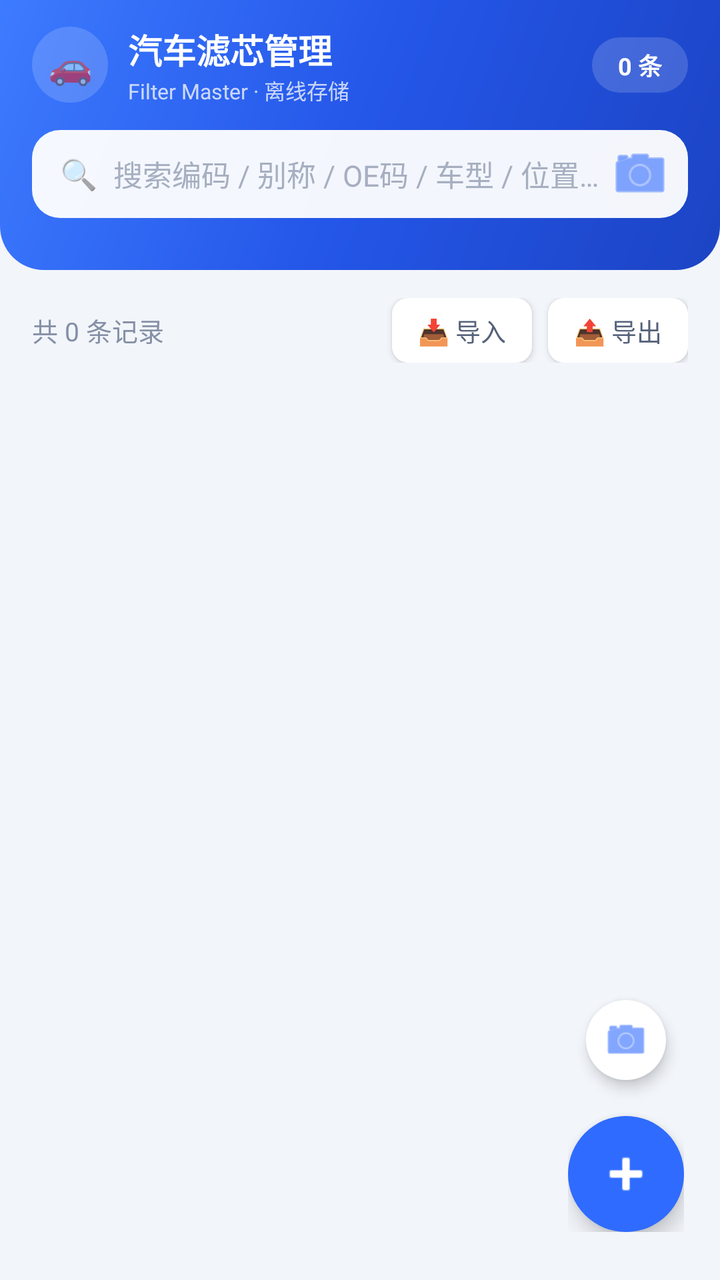
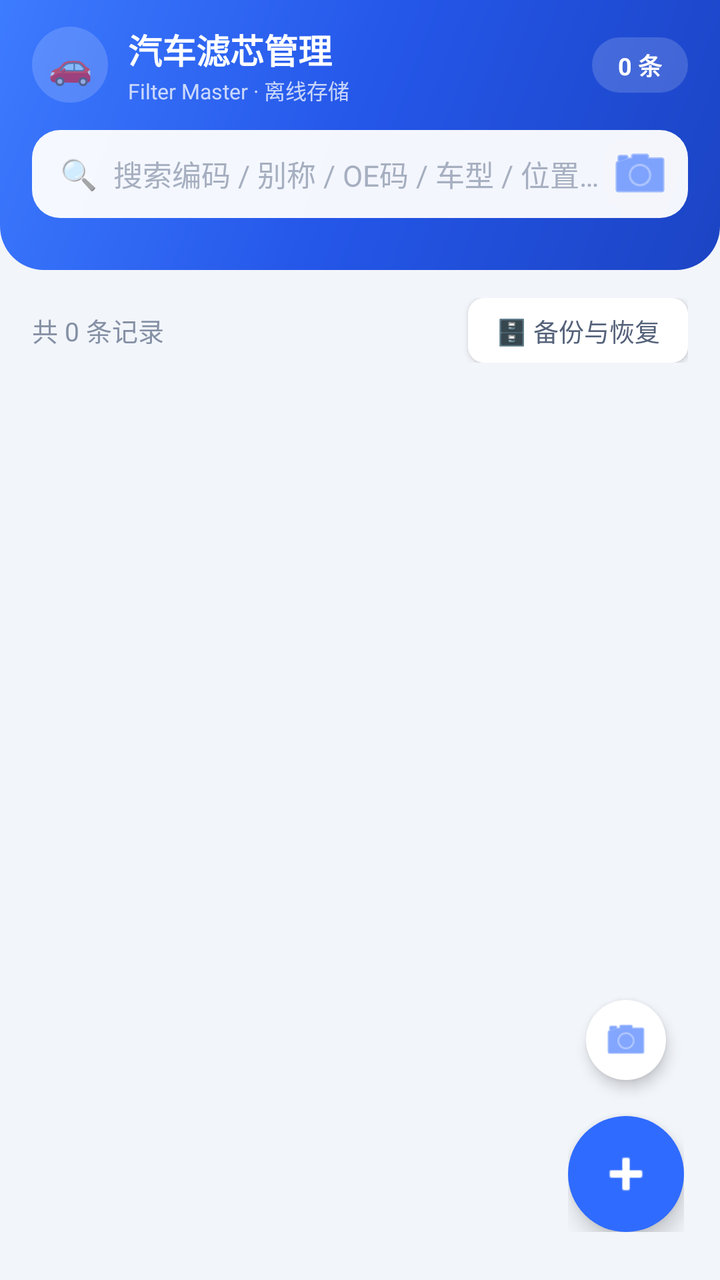

Two renders of the same Android screen: before a commit and after it. Below are the layout's source before the change and the commit's diff.
<!-- AndroidManifest.xml: application theme Theme.FilterMaster -->
<!-- res/layout/activity_main.xml -->
<?xml version="1.0" encoding="utf-8"?>
<androidx.coordinatorlayout.widget.CoordinatorLayout
    xmlns:android="http://schemas.android.com/apk/res/android"
    xmlns:app="http://schemas.android.com/apk/res-auto"
    android:layout_width="match_parent"
    android:layout_height="match_parent">

    <LinearLayout
        android:layout_width="match_parent"
        android:layout_height="match_parent"
        android:orientation="vertical">

        
        <LinearLayout
            android:id="@+id/header"
            android:layout_width="match_parent"
            android:layout_height="wrap_content"
            android:background="@drawable/bg_header"
            android:orientation="vertical"
            android:paddingLeft="16dp"
            android:paddingRight="16dp"
            android:paddingTop="12dp"
            android:paddingBottom="14dp">

            <LinearLayout
                android:layout_width="match_parent"
                android:layout_height="wrap_content"
                android:gravity="center_vertical"
                android:orientation="horizontal">

                <TextView
                    android:layout_width="38dp"
                    android:layout_height="38dp"
                    android:background="@drawable/bg_pill"
                    android:gravity="center"
                    android:text="🚗"
                    android:textSize="18sp" />

                <LinearLayout
                    android:layout_width="0dp"
                    android:layout_height="wrap_content"
                    android:layout_marginStart="10dp"
                    android:layout_weight="1"
                    android:orientation="vertical">

                    <TextView
                        android:layout_width="wrap_content"
                        android:layout_height="wrap_content"
                        android:text="@string/app_name"
                        android:textColor="#FFFFFF"
                        android:textSize="17sp"
                        android:textStyle="bold" />

                    <TextView
                        android:layout_width="wrap_content"
                        android:layout_height="wrap_content"
                        android:text="@string/brand_sub"
                        android:textColor="#BFFFFFFF"
                        android:textSize="10.5sp" />
                </LinearLayout>

                <TextView
                    android:id="@+id/tvTotalCount"
                    android:layout_width="wrap_content"
                    android:layout_height="wrap_content"
                    android:background="@drawable/bg_pill"
                    android:paddingLeft="13dp"
                    android:paddingRight="13dp"
                    android:paddingTop="5dp"
                    android:paddingBottom="5dp"
                    android:text="0 条"
                    android:textColor="#FFFFFF"
                    android:textSize="12sp"
                    android:textStyle="bold" />
            </LinearLayout>

            
            <LinearLayout
                android:layout_width="match_parent"
                android:layout_height="wrap_content"
                android:layout_marginTop="12dp"
                android:background="@drawable/bg_search"
                android:gravity="center_vertical"
                android:orientation="horizontal"
                android:paddingLeft="14dp"
                android:paddingRight="6dp"
                android:paddingTop="4dp"
                android:paddingBottom="4dp">

                <TextView
                    android:layout_width="wrap_content"
                    android:layout_height="wrap_content"
                    android:paddingRight="8dp"
                    android:text="🔍"
                    android:textSize="15sp" />

                <EditText
                    android:id="@+id/etSearch"
                    android:layout_width="0dp"
                    android:layout_height="wrap_content"
                    android:layout_weight="1"
                    android:background="@null"
                    android:hint="搜索编码 / 别称 / OE码 / 车型 / 位置…"
                    android:imeOptions="actionSearch"
                    android:importantForAutofill="no"
                    android:inputType="text"
                    android:maxLines="1"
                    android:minWidth="0dp"
                    android:textColor="@color/text_main"
                    android:textColorHint="#A6AFC0"
                    android:textSize="14.5sp" />

                <ImageButton
                    android:id="@+id/btnClear"
                    android:layout_width="34dp"
                    android:layout_height="34dp"
                    android:background="?attr/selectableItemBackgroundBorderless"
                    android:contentDescription="清空"
                    android:src="@android:drawable/ic_menu_close_clear_cancel"
                    android:tint="#8590A5"
                    android:visibility="gone" />

                <ImageButton
                    android:id="@+id/btnScanSearch"
                    android:layout_width="36dp"
                    android:layout_height="36dp"
                    android:background="@drawable/bg_field"
                    android:contentDescription="扫码搜索"
                    android:src="@android:drawable/ic_menu_camera"
                    android:tint="#2F6BFF" />
            </LinearLayout>

            
            <HorizontalScrollView
                android:layout_width="match_parent"
                android:layout_height="wrap_content"
                android:layout_marginTop="12dp"
                android:scrollbars="none">

                <LinearLayout
                    android:id="@+id/filterBar"
                    android:layout_width="wrap_content"
                    android:layout_height="wrap_content"
                    android:orientation="horizontal" />
            </HorizontalScrollView>
        </LinearLayout>

        
        <LinearLayout
            android:layout_width="match_parent"
            android:layout_height="wrap_content"
            android:gravity="center_vertical"
            android:orientation="horizontal"
            android:paddingLeft="16dp"
            android:paddingRight="16dp"
            android:paddingTop="14dp"
            android:paddingBottom="4dp">

            <TextView
                android:id="@+id/tvStats"
                android:layout_width="0dp"
                android:layout_height="wrap_content"
                android:layout_weight="1"
                android:text="共 0 条记录"
                android:textColor="@color/text_sub"
                android:textSize="13sp" />

            <TextView
                android:id="@+id/btnImport"
                android:layout_width="wrap_content"
                android:layout_height="wrap_content"
                android:background="@drawable/bg_rounded_8"
                android:backgroundTint="#FFFFFF"
                android:elevation="2dp"
                android:paddingLeft="13dp"
                android:paddingRight="13dp"
                android:paddingTop="7dp"
                android:paddingBottom="7dp"
                android:text="📥 导入"
                android:textColor="#55627A"
                android:textSize="12.5sp" />

            <TextView
                android:id="@+id/btnExport"
                android:layout_width="wrap_content"
                android:layout_height="wrap_content"
                android:layout_marginStart="8dp"
                android:background="@drawable/bg_rounded_8"
                android:backgroundTint="#FFFFFF"
                android:elevation="2dp"
                android:paddingLeft="13dp"
                android:paddingRight="13dp"
                android:paddingTop="7dp"
                android:paddingBottom="7dp"
                android:text="📤 导出"
                android:textColor="#55627A"
                android:textSize="12.5sp" />
        </LinearLayout>

        
        <androidx.recyclerview.widget.RecyclerView
            android:id="@+id/recycler"
            android:layout_width="match_parent"
            android:layout_height="0dp"
            android:layout_weight="1"
            android:clipToPadding="false"
            android:paddingLeft="16dp"
            android:paddingRight="16dp"
            android:paddingTop="10dp"
            android:paddingBottom="110dp" />

        
        <LinearLayout
            android:id="@+id/emptyView"
            android:layout_width="match_parent"
            android:layout_height="0dp"
            android:layout_weight="1"
            android:gravity="center"
            android:orientation="vertical"
            android:visibility="gone">

            <TextView
                android:id="@+id/emptyIcon"
                android:layout_width="88dp"
                android:layout_height="88dp"
                android:background="@drawable/bg_search"
                android:gravity="center"
                android:text="📦"
                android:textSize="40sp" />

            <TextView
                android:id="@+id/emptyTitle"
                android:layout_width="wrap_content"
                android:layout_height="wrap_content"
                android:layout_marginTop="16dp"
                android:text="暂无滤芯数据"
                android:textColor="#55627A"
                android:textSize="15.5sp"
                android:textStyle="bold" />

            <TextView
                android:id="@+id/emptySub"
                android:layout_width="wrap_content"
                android:layout_height="wrap_content"
                android:layout_marginTop="4dp"
                android:text="点击右下角 ＋ 添加第一条记录"
                android:textColor="@color/text_sub"
                android:textSize="12.5sp" />
        </LinearLayout>
    </LinearLayout>

    
    <LinearLayout
        android:layout_width="wrap_content"
        android:layout_height="wrap_content"
        android:layout_gravity="bottom|end"
        android:layout_marginRight="18dp"
        android:layout_marginBottom="24dp"
        android:gravity="center_horizontal"
        android:orientation="vertical">

        <com.google.android.material.floatingactionbutton.FloatingActionButton
            android:id="@+id/fabScan"
            android:layout_width="wrap_content"
            android:layout_height="wrap_content"
            android:backgroundTint="#FFFFFF"
            android:contentDescription="扫码"
            android:src="@android:drawable/ic_menu_camera"
            app:borderWidth="0dp"
            app:elevation="4dp"
            app:fabSize="mini"
            app:tint="#2F6BFF" />

        <com.google.android.material.floatingactionbutton.FloatingActionButton
            android:id="@+id/fabAdd"
            android:layout_width="wrap_content"
            android:layout_height="wrap_content"
            android:layout_marginTop="14dp"
            android:backgroundTint="#2F6BFF"
            android:contentDescription="新增"
            android:src="@android:drawable/ic_input_add"
            app:borderWidth="0dp"
            app:elevation="6dp"
            app:fabCustomSize="58dp"
            app:maxImageSize="30dp"
            app:tint="#FFFFFF" />
    </LinearLayout>
</androidx.coordinatorlayout.widget.CoordinatorLayout>
<!-- resources referenced by this layout -->
<resources>
  <color name="text_main">#1B2436</color>
  <color name="text_sub">#8590A5</color>
  <!-- drawable bg_field (drawable) -->
  <?xml version="1.0" encoding="utf-8"?>
  <shape xmlns:android="http://schemas.android.com/apk/res/android">
      <solid android:color="@color/field_bg" />
      <corners android:radius="12dp" />
  </shape>
  <!-- drawable bg_header (drawable) -->
  <?xml version="1.0" encoding="utf-8"?>
  <shape xmlns:android="http://schemas.android.com/apk/res/android">
      <gradient
          android:angle="315"
          android:startColor="#3D7BFF"
          android:centerColor="#2456E8"
          android:endColor="#1C44C4" />
      <corners
          android:bottomLeftRadius="22dp"
          android:bottomRightRadius="22dp" />
  </shape>
  <!-- drawable bg_pill (drawable) -->
  <?xml version="1.0" encoding="utf-8"?>
  <shape xmlns:android="http://schemas.android.com/apk/res/android">
      <solid android:color="#29FFFFFF" />
      <corners android:radius="20dp" />
  </shape>
  <!-- drawable bg_rounded_8 (drawable) -->
  <?xml version="1.0" encoding="utf-8"?>
  <shape xmlns:android="http://schemas.android.com/apk/res/android">
      <solid android:color="#EFF2F7" />
      <corners android:radius="8dp" />
  </shape>
  <!-- drawable bg_search (drawable) -->
  <?xml version="1.0" encoding="utf-8"?>
  <shape xmlns:android="http://schemas.android.com/apk/res/android">
      <solid android:color="#F2FFFFFF" />
      <corners android:radius="14dp" />
  </shape>
  <string name="app_name">汽车滤芯管理</string>
  <string name="brand_sub">Filter Master · 离线存储</string>
  <style name="Theme.FilterMaster" parent="Theme.MaterialComponents.Light.NoActionBar">
          <item name="colorPrimary">@color/primary</item>
          <item name="colorPrimaryDark">@color/primary_deep</item>
          <item name="android:statusBarColor">#2456E8</item>
          <item name="android:windowBackground">@color/bg</item>
          <item name="android:windowLightStatusBar">false</item>
      </style>
  <color name="field_bg">#F4F6FB</color>
  <color name="primary">#2F6BFF</color>
  <color name="primary_deep">#1E4FD6</color>
  <color name="bg">#F2F5FA</color>
</resources>

<!-- the commit's change to res/layout/activity_main.xml (unified diff, before → after) -->
@@ -166,33 +166,17 @@
                 android:textSize="13sp" />
 
             <TextView
-                android:id="@+id/btnImport"
+                android:id="@+id/btnBackup"
                 android:layout_width="wrap_content"
                 android:layout_height="wrap_content"
                 android:background="@drawable/bg_rounded_8"
                 android:backgroundTint="#FFFFFF"
                 android:elevation="2dp"
-                android:paddingLeft="13dp"
-                android:paddingRight="13dp"
+                android:paddingLeft="14dp"
+                android:paddingRight="14dp"
                 android:paddingTop="7dp"
                 android:paddingBottom="7dp"
-                android:text="📥 导入"
-                android:textColor="#55627A"
-                android:textSize="12.5sp" />
-
-            <TextView
-                android:id="@+id/btnExport"
-                android:layout_width="wrap_content"
-                android:layout_height="wrap_content"
-                android:layout_marginStart="8dp"
-                android:background="@drawable/bg_rounded_8"
-                android:backgroundTint="#FFFFFF"
-                android:elevation="2dp"
-                android:paddingLeft="13dp"
-                android:paddingRight="13dp"
-                android:paddingTop="7dp"
-                android:paddingBottom="7dp"
-                android:text="📤 导出"
+                android:text="🗄️ 备份与恢复"
                 android:textColor="#55627A"
                 android:textSize="12.5sp" />
         </LinearLayout>
